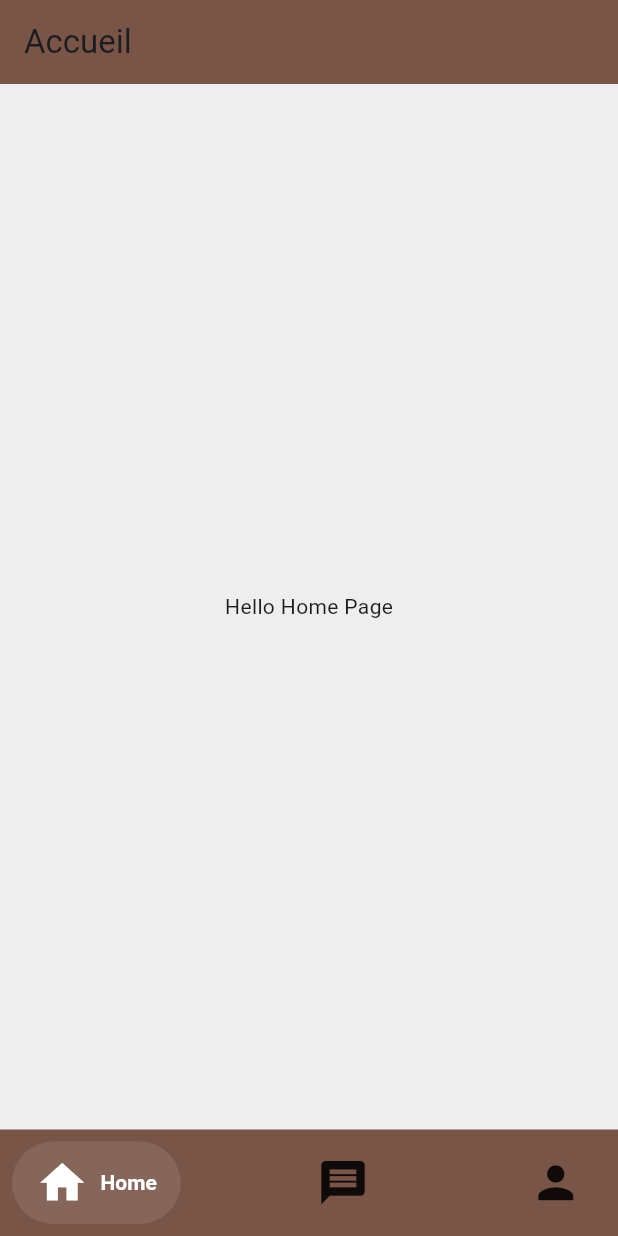
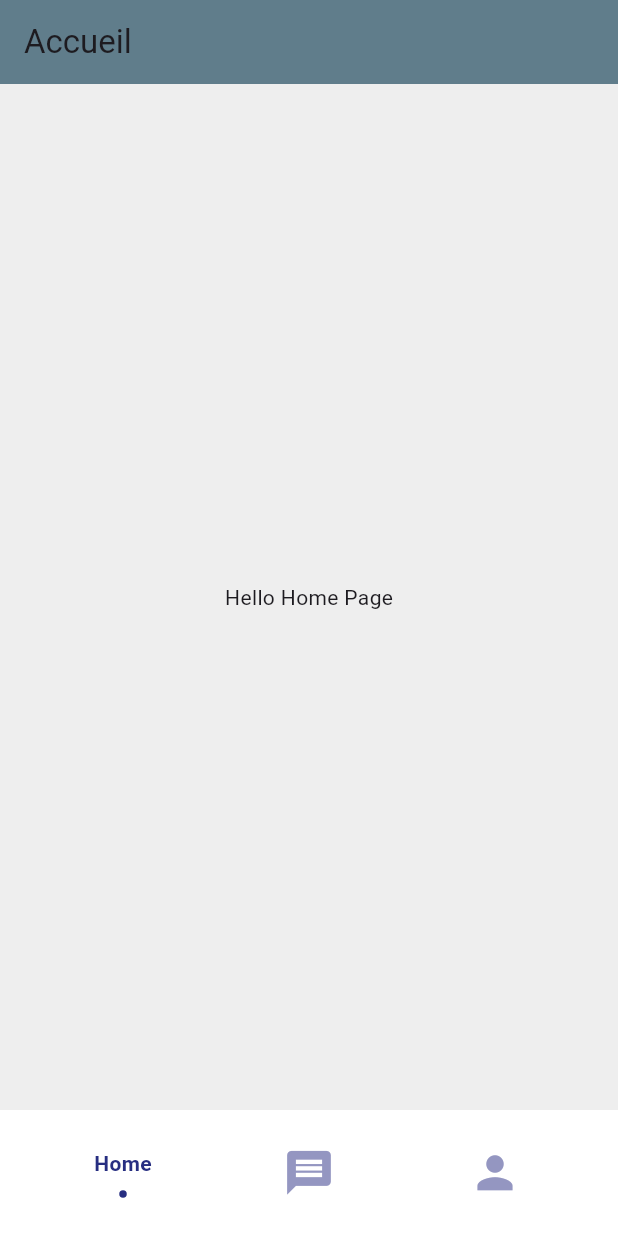
Before and after one commit to mamour-byte/EthicInterim, a Flutter app: the screen it shows after launch, on a phone screen of 412 x 824 dp. Run offline on Flutter 3.47's test engine with Material 3 defaults, Android fonts, the phone set to English and light mode, and no system bars; drawn by our look-alikes of flashy_tab_bar2, salomon_bottom_bar.

Commit message:
navBar update

```diff
--- a/lib/main.dart
+++ b/lib/main.dart
@@ -1,8 +1,8 @@
 import 'package:ethicinterim/pages/HomePage.dart';
 import 'package:ethicinterim/pages/Search.dart';
 import 'package:ethicinterim/pages/profil.dart';
+import 'package:flashy_tab_bar2/flashy_tab_bar2.dart';
 import 'package:flutter/material.dart';
-import 'package:salomon_bottom_bar/salomon_bottom_bar.dart';
 
 void main() {
   runApp(const MyApp());
@@ -51,35 +51,33 @@
             "Search",
           ][currentIndex],
         ),
-        backgroundColor: Colors.brown,
+        backgroundColor: Colors.blueGrey,
       ),
       body: [
         const HomePage(),
         const Profil(),
         const Search(),
       ][currentIndex],
-      bottomNavigationBar: SalomonBottomBar(
-        backgroundColor: Colors.brown,
-        currentIndex: currentIndex,
-        selectedItemColor: Colors.white,
-        unselectedItemColor: Colors.black87,
-        onTap: (i) => setCurrentIndex(i),
+      bottomNavigationBar: FlashyTabBar(
+        selectedIndex: currentIndex,
+        showElevation: false,
+        onItemSelected: (index) => setCurrentIndex(index),
         items: [
-          SalomonBottomBarItem(
+          FlashyTabBarItem(
             icon: const Icon(
               Icons.home,
               size: 35,
             ),
             title: const Text("Home"),
           ),
-          SalomonBottomBarItem(
+          FlashyTabBarItem(
             icon: const Icon(
               Icons.message,
               size: 35,
             ),
             title: const Text("Profil"),
           ),
-          SalomonBottomBarItem(
+          FlashyTabBarItem(
             icon: const Icon(
               Icons.person,
               size: 35,
--- a/pubspec.yaml
+++ b/pubspec.yaml
@@ -35,7 +35,7 @@ dependencies:
   # The following adds the Cupertino Icons font to your application.
   # Use with the CupertinoIcons class for iOS style icons.
   cupertino_icons: ^1.0.2
-  salomon_bottom_bar: ^3.3.2
+  flashy_tab_bar2: ^0.0.10
 
 
 dev_dependencies:
```
Also changed, not shown: pubspec.lock.
